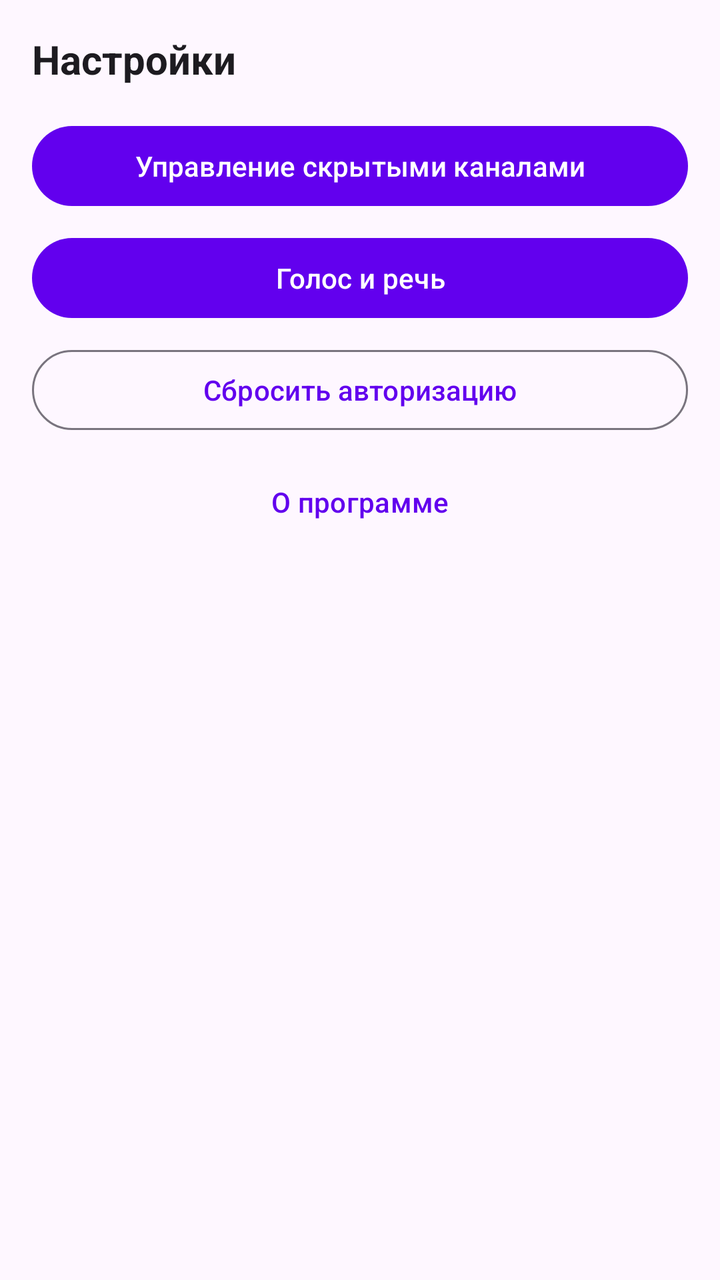
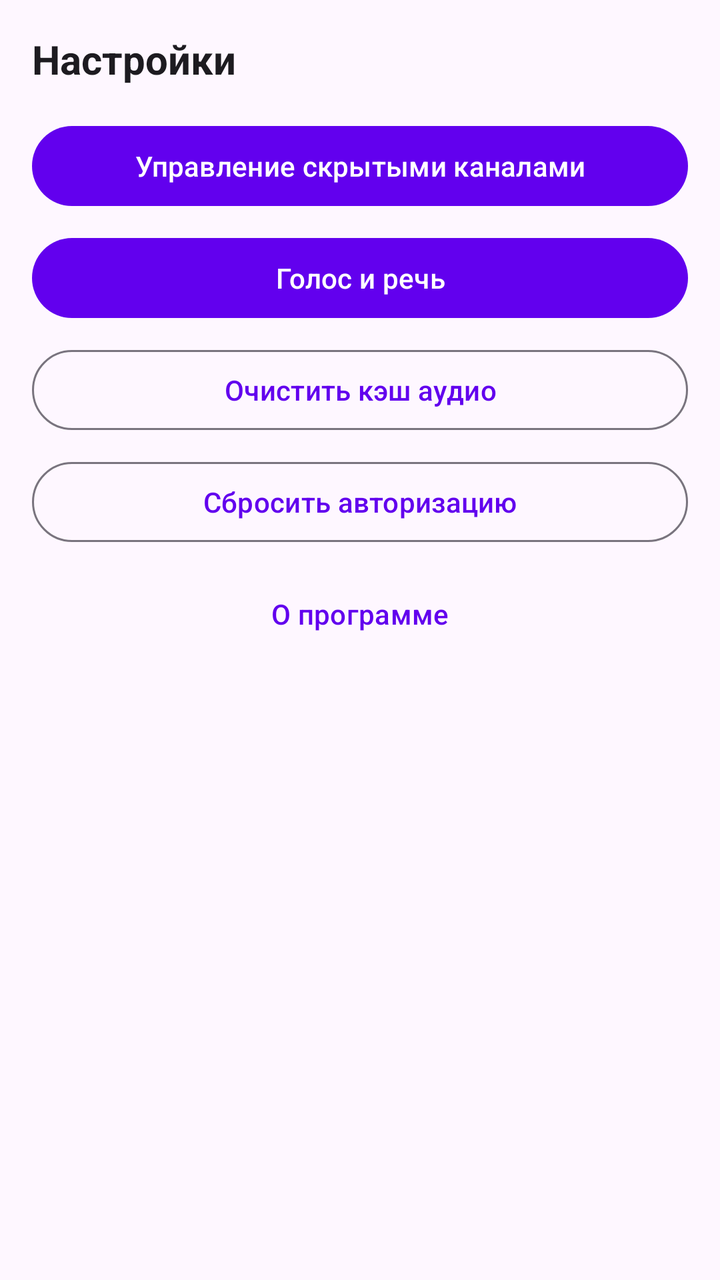

Two renders of the same Android screen: before a commit and after it. Below are the layout's source before the change and the commit's diff.
<!-- AndroidManifest.xml: application theme Theme.TelegramNewsReader -->
<!-- res/layout/dialog_settings.xml -->
<?xml version="1.0" encoding="utf-8"?>
<LinearLayout xmlns:android="http://schemas.android.com/apk/res/android"
    android:layout_width="match_parent"
    android:layout_height="wrap_content"
    android:orientation="vertical"
    android:padding="16dp">

    <TextView
        android:layout_width="wrap_content"
        android:layout_height="wrap_content"
        android:text="Настройки"
        android:textSize="20sp"
        android:textStyle="bold"
        android:layout_marginBottom="16dp"
        android:textColor="?attr/colorOnSurface" />

    <Button
        android:id="@+id/btn_manage_hidden"
        android:layout_width="match_parent"
        android:layout_height="wrap_content"
        android:text="Управление скрытыми каналами"
        android:layout_marginBottom="8dp"
        style="@style/Widget.Material3.Button" />

    <Button
        android:id="@+id/btn_voice_settings"
        android:layout_width="match_parent"
        android:layout_height="wrap_content"
        android:text="Голос и речь"
        android:layout_marginBottom="8dp"
        style="@style/Widget.Material3.Button" />

    <Button
        android:id="@+id/btn_reset_auth"
        android:layout_width="match_parent"
        android:layout_height="wrap_content"
        android:text="Сбросить авторизацию"
        android:layout_marginBottom="8dp"
        style="@style/Widget.Material3.Button.OutlinedButton" />

    <Button
        android:id="@+id/btn_about"
        android:layout_width="match_parent"
        android:layout_height="wrap_content"
        android:text="О программе"
        style="@style/Widget.Material3.Button.TextButton" />

</LinearLayout>
<!-- resources referenced by this layout -->
<resources>
  <style name="Theme.TelegramNewsReader" parent="Theme.Material3.DayNight.NoActionBar">
          <item name="colorPrimary">@color/purple_500</item>
          <item name="colorPrimaryVariant">@color/purple_700</item>
          <item name="colorOnPrimary">@color/white</item>
          <item name="android:statusBarColor">?attr/colorPrimaryVariant</item>
          <item name="actionBarStyle">@style/CustomActionBarStyle</item>
      </style>
  <color name="purple_500">#FF6200EE</color>
  <color name="purple_700">#FF3700B3</color>
  <color name="white">#FFFFFFFF</color>
  <style name="CustomActionBarStyle" parent="Widget.Material3.ActionBar.Solid">
          <item name="titleTextStyle">@style/CustomActionBarTitle</item>
          <item name="android:titleTextStyle">@style/CustomActionBarTitle</item>
      </style>
  <style name="CustomActionBarTitle" parent="TextAppearance.Material3.ActionBar.Title">
          <item name="android:textSize">18sp</item>
          <item name="android:textStyle">bold</item>
          <item name="android:textColor">@color/white</item>
          <item name="android:gravity">center</item>
          <item name="android:layout_gravity">center</item>
      </style>
</resources>

<!-- the commit's change to res/layout/dialog_settings.xml (unified diff, before → after) -->
@@ -31,6 +31,14 @@
         style="@style/Widget.Material3.Button" />
 
     <Button
+        android:id="@+id/btn_clear_cache"
+        android:layout_width="match_parent"
+        android:layout_height="wrap_content"
+        android:text="Очистить кэш аудио"
+        android:layout_marginBottom="8dp"
+        style="@style/Widget.Material3.Button.OutlinedButton" />
+
+    <Button
         android:id="@+id/btn_reset_auth"
         android:layout_width="match_parent"
         android:layout_height="wrap_content"
